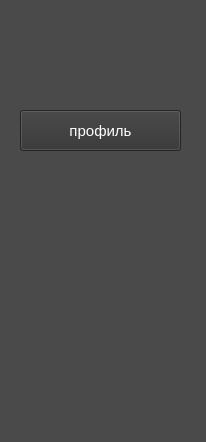
First picture: the form in untitled/forms/form.ui, repository skulweq/project_taskmanager, before the edit.
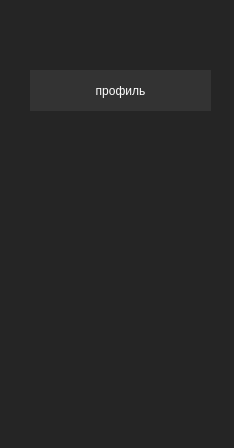
Second picture: the form after the edit.

```diff
--- a/untitled/forms/form.ui
+++ b/untitled/forms/form.ui
@@ -6,35 +6,36 @@
    <rect>
     <x>0</x>
     <y>0</y>
-    <width>206</width>
-    <height>442</height>
+    <width>234</width>
+    <height>448</height>
    </rect>
   </property>
   <property name="windowTitle">
    <string>Form</string>
   </property>
   <property name="styleSheet">
-   <string notr="true">background-color: #4a4a4a;</string>
+   <string notr="true">background-color: #252525;</string>
   </property>
   <widget class="QPushButton" name="pushButton">
    <property name="geometry">
     <rect>
-     <x>20</x>
-     <y>110</y>
-     <width>161</width>
+     <x>30</x>
+     <y>70</y>
+     <width>181</width>
      <height>41</height>
     </rect>
    </property>
-   <property name="font">
-    <font>
-     <pointsize>11</pointsize>
-    </font>
-   </property>
    <property name="styleSheet">
     <string notr="true">QPushButton {
-	background-color: #333333;
+	border: #383838;
 	color: white;
-}</string>
+	background-color: #333333;
+}
+
+QPushButton::pressed {
+	background-color: #424242;
+}
+</string>
    </property>
    <property name="text">
     <string>профиль</string>
```
